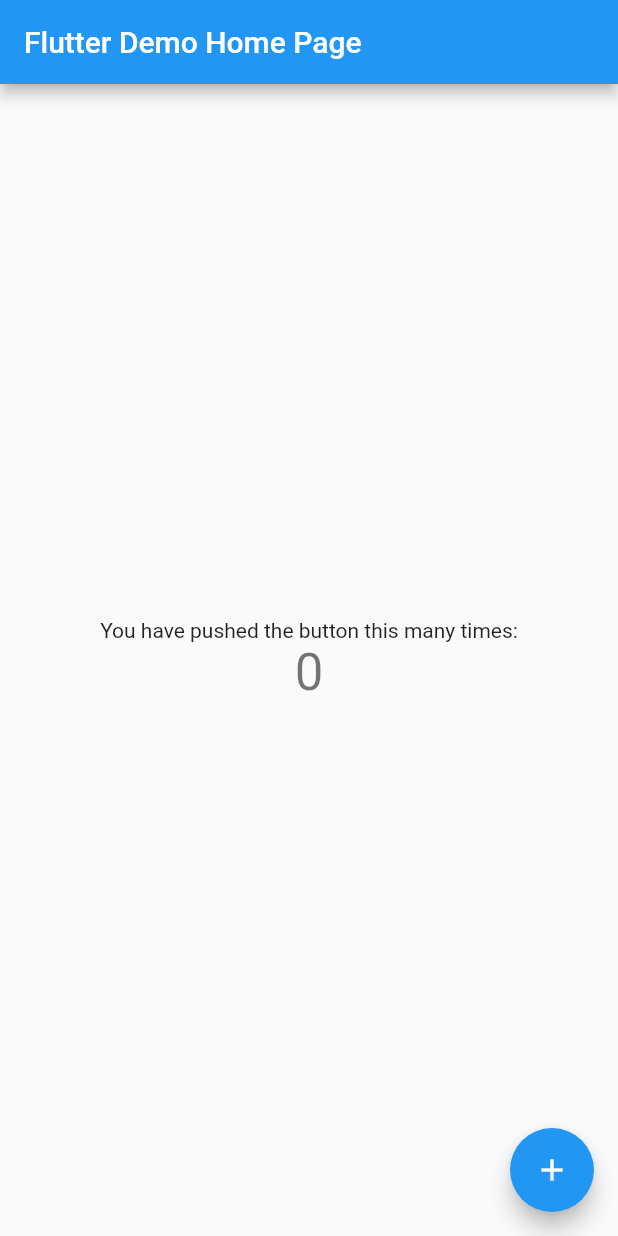
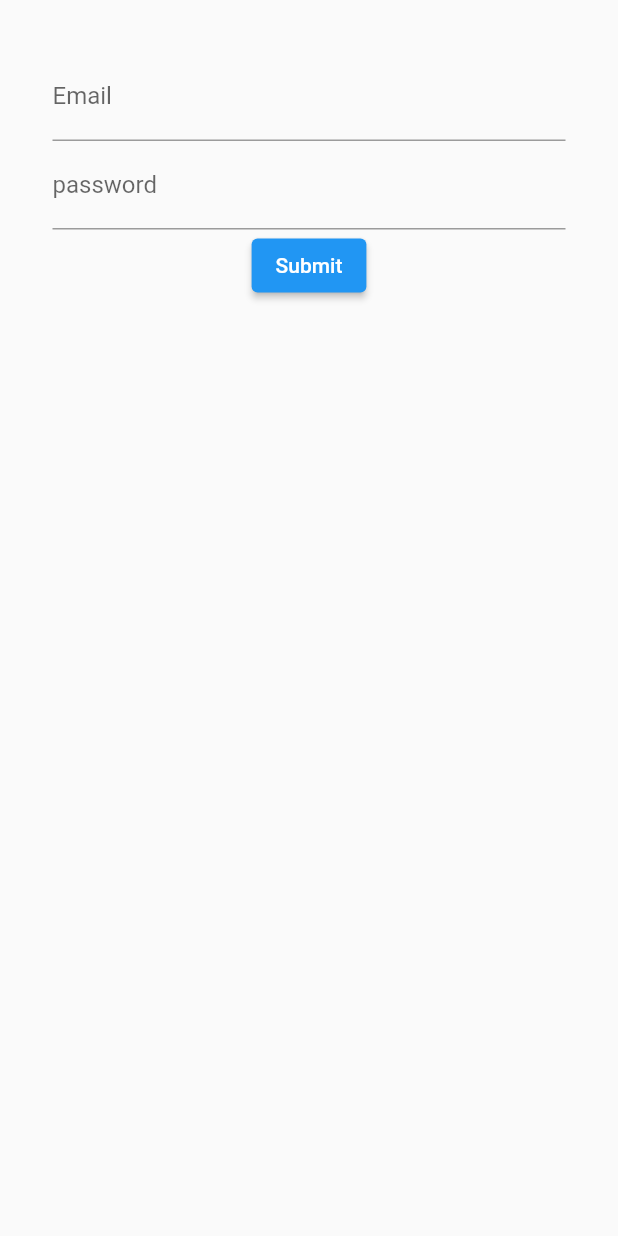
Before and after one commit to PranjulKhirwar/flutter_form_validation, a Flutter app: the screen it shows after launch, on a phone screen of 412 x 824 dp. Run offline on Flutter 3.47's test engine with Material 2 defaults, Android fonts, the phone set to English and light mode, and no system bars.

Commit message:
Form with validation added

```diff
--- a/lib/main.dart
+++ b/lib/main.dart
@@ -1,4 +1,5 @@
 import 'package:flutter/material.dart';
+import './src/my_home_page.dart';
 
 void main() {
   runApp(const MyApp());
@@ -7,109 +8,14 @@ void main() {
 class MyApp extends StatelessWidget {
   const MyApp({Key? key}) : super(key: key);
 
-  // This widget is the root of your application.
   @override
   Widget build(BuildContext context) {
     return MaterialApp(
       title: 'Flutter Demo',
       theme: ThemeData(
-        // This is the theme of your application.
-        //
-        // Try running your application with "flutter run". You'll see the
-        // application has a blue toolbar. Then, without quitting the app, try
-        // changing the primarySwatch below to Colors.green and then invoke
-        // "hot reload" (press "r" in the console where you ran "flutter run",
-        // or simply save your changes to "hot reload" in a Flutter IDE).
-        // Notice that the counter didn't reset back to zero; the application
-        // is not restarted.
         primarySwatch: Colors.blue,
       ),
-      home: const MyHomePage(title: 'Flutter Demo Home Page'),
+      home: const MyHomePage(),
     );
   }
 }
-
-class MyHomePage extends StatefulWidget {
-  const MyHomePage({Key? key, required this.title}) : super(key: key);
-
-  // This widget is the home page of your application. It is stateful, meaning
-  // that it has a State object (defined below) that contains fields that affect
-  // how it looks.
-
-  // This class is the configuration for the state. It holds the values (in this
-  // case the title) provided by the parent (in this case the App widget) and
-  // used by the build method of the State. Fields in a Widget subclass are
-  // always marked "final".
-
-  final String title;
-
-  @override
-  State<MyHomePage> createState() => _MyHomePageState();
-}
-
-class _MyHomePageState extends State<MyHomePage> {
-  int _counter = 0;
-
-  void _incrementCounter() {
-    setState(() {
-      // This call to setState tells the Flutter framework that something has
-      // changed in this State, which causes it to rerun the build method below
-      // so that the display can reflect the updated values. If we changed
-      // _counter without calling setState(), then the build method would not be
-      // called again, and so nothing would appear to happen.
-      _counter++;
-    });
-  }
-
-  @override
-  Widget build(BuildContext context) {
-    // This method is rerun every time setState is called, for instance as done
-    // by the _incrementCounter method above.
-    //
-    // The Flutter framework has been optimized to make rerunning build methods
-    // fast, so that you can just rebuild anything that needs updating rather
-    // than having to individually change instances of widgets.
-    return Scaffold(
-      appBar: AppBar(
-        // Here we take the value from the MyHomePage object that was created by
-        // the App.build method, and use it to set our appbar title.
-        title: Text(widget.title),
-      ),
-      body: Center(
-        // Center is a layout widget. It takes a single child and positions it
-        // in the middle of the parent.
-        child: Column(
-          // Column is also a layout widget. It takes a list of children and
-          // arranges them vertically. By default, it sizes itself to fit its
-          // children horizontally, and tries to be as tall as its parent.
-          //
-          // Invoke "debug painting" (press "p" in the console, choose the
-          // "Toggle Debug Paint" action from the Flutter Inspector in Android
-          // Studio, or the "Toggle Debug Paint" command in Visual Studio Code)
-          // to see the wireframe for each widget.
-          //
-          // Column has various properties to control how it sizes itself and
-          // how it positions its children. Here we use mainAxisAlignment to
-          // center the children vertically; the main axis here is the vertical
-          // axis because Columns are vertical (the cross axis would be
-          // horizontal).
-          mainAxisAlignment: MainAxisAlignment.center,
-          children: <Widget>[
-            const Text(
-              'You have pushed the button this many times:',
-            ),
-            Text(
-              '$_counter',
-              style: Theme.of(context).textTheme.headline4,
-            ),
-          ],
-        ),
-      ),
-      floatingActionButton: FloatingActionButton(
-        onPressed: _incrementCounter,
-        tooltip: 'Increment',
-        child: const Icon(Icons.add),
-      ), // This trailing comma makes auto-formatting nicer for build methods.
-    );
-  }
-}
--- /dev/null
+++ b/lib/src/login_screen.dart
@@ -0,0 +1,67 @@
+import 'package:flutter/material.dart';
+import './validation_mixin.dart';
+
+class LoginScreen extends StatefulWidget {
+  const LoginScreen({Key? key}) : super(key: key);
+
+  @override
+  State<StatefulWidget> createState() {
+    return LoginScreenState();
+  }
+}
+
+class LoginScreenState extends State<LoginScreen> with ValidationMixin {
+  final formKey = GlobalKey<FormState>();
+  String email = '';
+  String password = '';
+
+  Widget emailField(){
+    return TextFormField(
+      decoration: const InputDecoration(
+        labelText: "Email",
+      ),
+      keyboardType: TextInputType.emailAddress,
+      onSaved: (value){
+        email = value.toString();
+      },
+      validator: validateEmail,
+    );
+  }
+
+  Widget passwordField(){
+    return TextFormField(
+      decoration: const InputDecoration(
+        labelText: "password",
+      ),
+      obscureText: true,
+      onSaved: (value){
+        password = value.toString();
+      },
+      validator: validatePassword,
+    );
+  }
+
+  @override
+  Widget build(BuildContext context) {
+    return Container(
+      margin: const EdgeInsets.all(35),
+      child: Form(
+        key: formKey,
+        child: Column(
+          children: [
+            emailField(),
+            passwordField(),
+            ElevatedButton(
+              child: const Text("Submit"),
+              onPressed: (){
+                if(formKey.currentState!.validate()){
+                  formKey.currentState!.save();
+                }
+              },
+            )
+          ],
+        ),
+      ),
+    );
+  }
+}
--- /dev/null
+++ b/lib/src/my_home_page.dart
@@ -0,0 +1,13 @@
+import 'package:flutter/material.dart';
+import './login_screen.dart';
+
+class MyHomePage extends StatelessWidget {
+  const MyHomePage({ Key? key }) : super(key: key);
+
+  @override
+  Widget build(BuildContext context) {
+    return const Scaffold(
+      body: LoginScreen(),
+    );
+  }
+}
--- /dev/null
+++ b/lib/src/validation_mixin.dart
@@ -0,0 +1,14 @@
+mixin ValidationMixin {
+  String? validateEmail(value){
+      if(!value!.contains('@')){
+        return "Invalid Email Address";
+      }
+      return null;
+   }
+   String? validatePassword(value){
+     if(value!.length < 4){
+       return 'Invalid password';
+     }
+     return null;
+   }
+}
```
